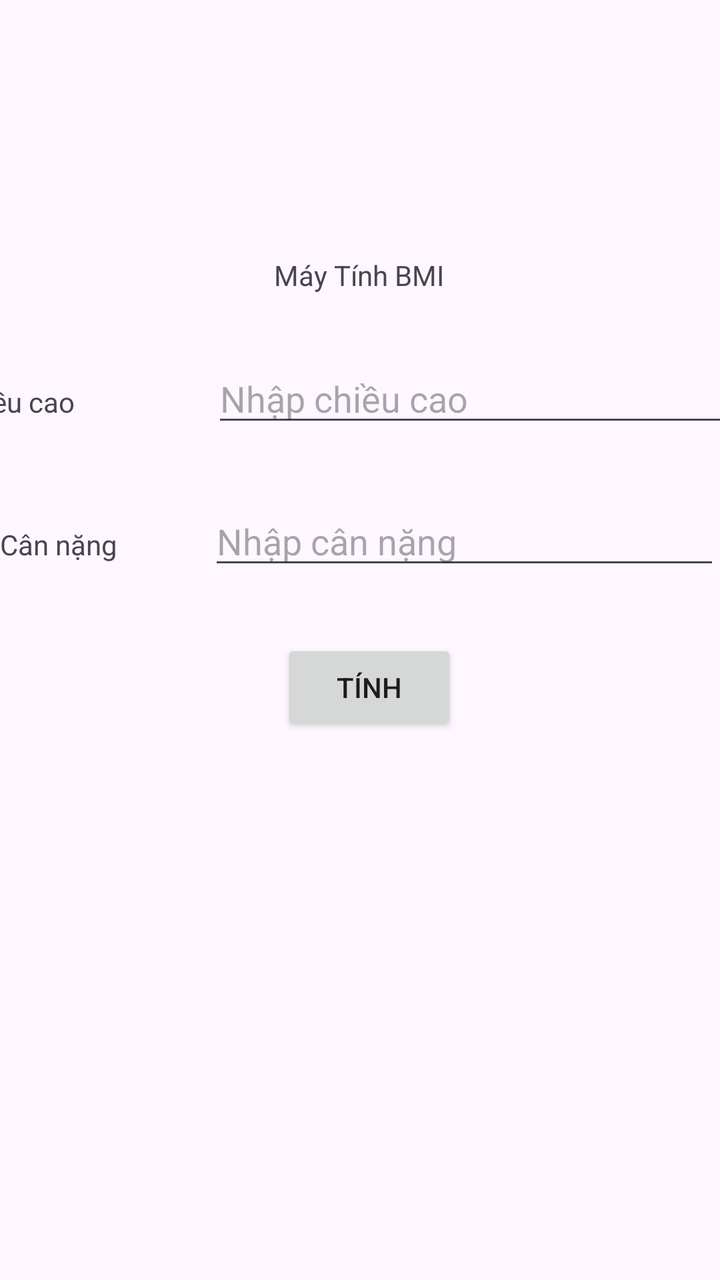
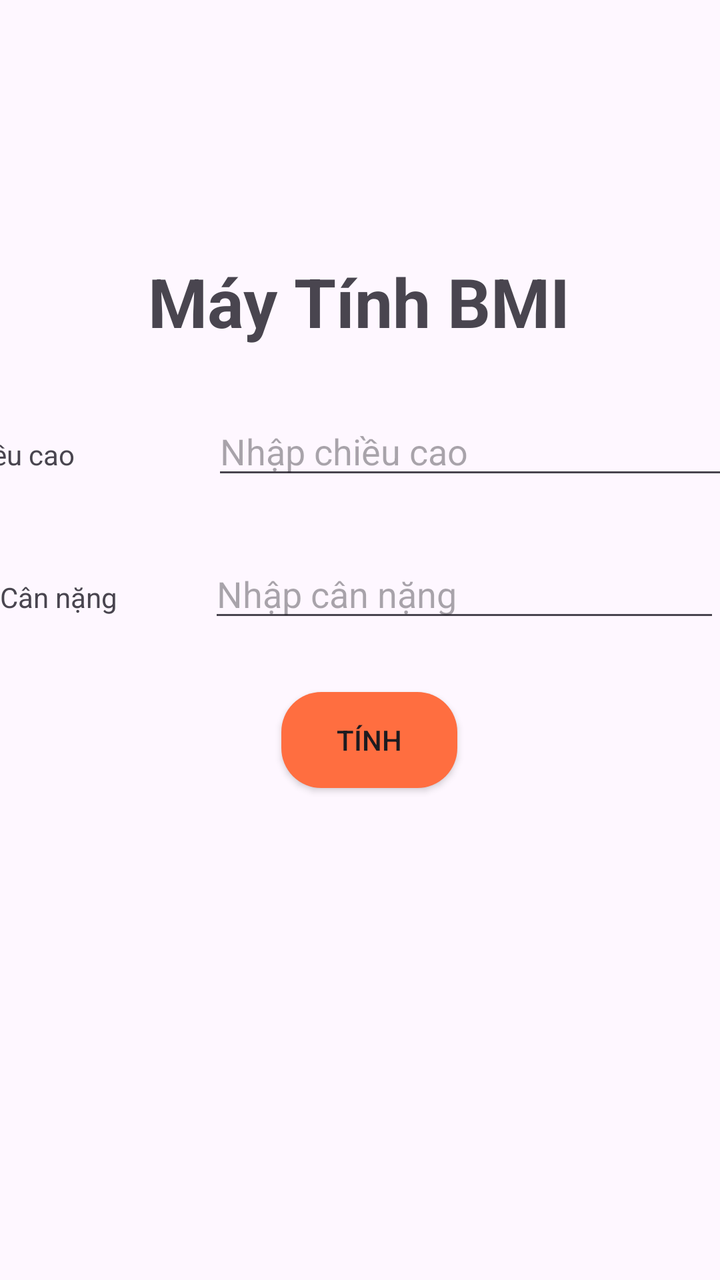

An Android layout rendered at two revisions. The XML below is the earlier revision; the diff shows what the commit changed to produce the second picture.
<!-- AndroidManifest.xml: application theme Theme.KiemTraGiuaKy -->
<!-- res/layout/activity_main.xml -->
<?xml version="1.0" encoding="utf-8"?>
<androidx.constraintlayout.widget.ConstraintLayout xmlns:android="http://schemas.android.com/apk/res/android"
    xmlns:app="http://schemas.android.com/apk/res-auto"
    xmlns:tools="http://schemas.android.com/tools"
    android:id="@+id/main"
    android:layout_width="match_parent"
    android:layout_height="match_parent"
    tools:context=".MainActivity">

    <TextView
        android:id="@+id/textView"
        android:layout_width="wrap_content"
        android:layout_height="wrap_content"
        android:layout_marginTop="128dp"
        android:text="Máy Tính BMI"
        app:layout_constraintEnd_toEndOf="parent"
        app:layout_constraintHorizontal_bias="0.498"
        app:layout_constraintStart_toStartOf="parent"
        app:layout_constraintTop_toTopOf="parent" />

    <LinearLayout
        android:id="@+id/linearLayout"
        android:layout_width="409dp"
        android:layout_height="wrap_content"
        android:layout_marginStart="1dp"
        android:layout_marginTop="30dp"
        android:layout_marginEnd="1dp"
        android:orientation="horizontal"
        app:layout_constraintEnd_toEndOf="parent"
        app:layout_constraintStart_toStartOf="parent"
        app:layout_constraintTop_toBottomOf="@+id/textView">

        <TextView
            android:id="@+id/textView2"
            android:layout_width="wrap_content"
            android:layout_height="wrap_content"
            android:layout_weight="1"
            android:text="Chiều cao" />

        <EditText
            android:id="@+id/ettCao"
            android:layout_width="wrap_content"
            android:layout_height="wrap_content"
            android:layout_weight="1"
            android:ems="10"
            android:hint="Nhập chiều cao "
            android:inputType="text" />

    </LinearLayout>

    <LinearLayout
        android:id="@+id/linearLayout2"
        android:layout_width="match_parent"
        android:layout_height="wrap_content"
        android:layout_marginTop="30dp"
        android:orientation="horizontal"
        app:layout_constraintEnd_toEndOf="parent"
        app:layout_constraintStart_toStartOf="parent"
        app:layout_constraintTop_toBottomOf="@+id/linearLayout">

        <TextView
            android:id="@+id/textView3"
            android:layout_width="wrap_content"
            android:layout_height="wrap_content"
            android:layout_weight="1"
            android:text="Cân nặng" />

        <EditText
            android:id="@+id/ettNang"
            android:layout_width="wrap_content"
            android:layout_height="wrap_content"
            android:layout_weight="1"
            android:ems="10"
            android:hint="Nhập cân nặng"
            android:inputType="text" />
    </LinearLayout>

    <Button
        android:id="@+id/btnTinh"
        android:layout_width="wrap_content"
        android:layout_height="wrap_content"
        android:layout_marginStart="165dp"
        android:layout_marginTop="30dp"
        android:layout_marginEnd="156dp"
        android:text="Tính"
        app:layout_constraintEnd_toEndOf="parent"
        app:layout_constraintStart_toStartOf="parent"
        app:layout_constraintTop_toBottomOf="@+id/linearLayout2" />

</androidx.constraintlayout.widget.ConstraintLayout>
<!-- resources referenced by this layout -->
<resources>
  <style name="Theme.KiemTraGiuaKy" parent="Base.Theme.KiemTraGiuaKy" />
  <style name="Base.Theme.KiemTraGiuaKy" parent="Theme.Material3.DayNight.NoActionBar">
          
          
      </style>
</resources>

<!-- the commit's change to res/layout/activity_main.xml (unified diff, before → after) -->
@@ -13,6 +13,8 @@
         android:layout_height="wrap_content"
         android:layout_marginTop="128dp"
         android:text="Máy Tính BMI"
+        android:textSize="34sp"
+        android:textStyle="bold"
         app:layout_constraintEnd_toEndOf="parent"
         app:layout_constraintHorizontal_bias="0.498"
         app:layout_constraintStart_toStartOf="parent"
@@ -83,6 +85,8 @@
         android:layout_marginTop="30dp"
         android:layout_marginEnd="156dp"
         android:text="Tính"
+        android:background="@drawable/custom_btn"
+        app:backgroundTint="@null"
         app:layout_constraintEnd_toEndOf="parent"
         app:layout_constraintStart_toStartOf="parent"
         app:layout_constraintTop_toBottomOf="@+id/linearLayout2" />
<!-- resource entries referenced after the edit -->
@@ -1,5 +1,12 @@
 <!-- resources referenced by this layout -->
 <resources>
+  <!-- drawable custom_btn (drawable) -->
+  <?xml version="1.0" encoding="utf-8"?>
+  <shape xmlns:android="http://schemas.android.com/apk/res/android">
+      <corners android:radius="20dp"/>
+      <solid android:color="#FF6E40"/>
+  
+  </shape>
   <style name="Theme.KiemTraGiuaKy" parent="Base.Theme.KiemTraGiuaKy" />
   <style name="Base.Theme.KiemTraGiuaKy" parent="Theme.Material3.DayNight.NoActionBar">
           
